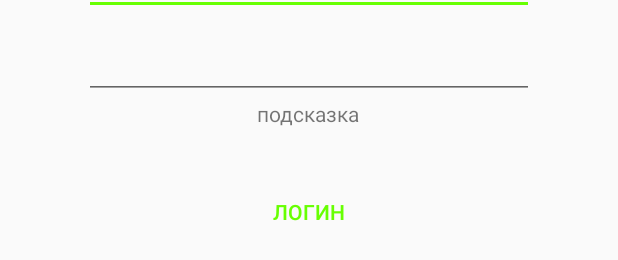
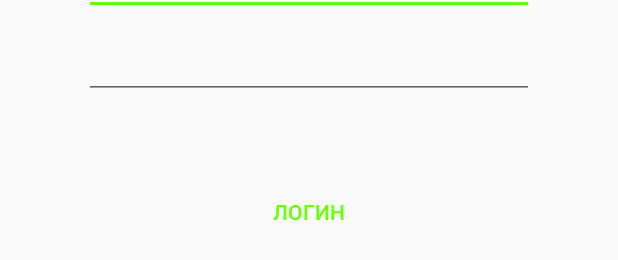
Before and after one commit to nazarovandrej/HelloWorld, an Android app: the layout activity_intro.xml on its own in the app's theme, with its tools: preview values and no code run, on a phone screen of 412 x 824 dp. Shown: the part 276-536 px from the top of the screen. Run offline under Robolectric (Android 15) with nearby library versions, the phone set to English and light mode, and no system bars.

```diff
--- a/app/src/main/res/layout/activity_intro.xml
+++ b/app/src/main/res/layout/activity_intro.xml
@@ -3,8 +3,8 @@
               xmlns:tools="http://schemas.android.com/tools"
               android:layout_width="@dimen/width_intro"
               android:layout_height="match_parent"
+              android:layout_gravity="center_horizontal"
               android:gravity="center_horizontal"
-              android:layout_gravity="center_horizontal"
               android:orientation="vertical"
               tools:context="com.github.andrejnazarov.helloworld.IntroActivity">
 
@@ -21,13 +21,13 @@
         android:layout_height="wrap_content">
 
         <EditText
-            android:hint="@string/login"
             android:id="@+id/login_edit_text"
-            android:digits="abcdefghijklmnopqrstuvwxyz"
-            android:maxLength="10"
             android:layout_width="match_parent"
             android:layout_height="wrap_content"
-            android:inputType="text"/>
+            android:digits="abcdefghijklmnopqrstuvwxyz"
+            android:hint="@string/login"
+            android:inputType="text"
+            android:maxLength="10"/>
     </android.support.design.widget.TextInputLayout>
 
     <android.support.design.widget.TextInputLayout
@@ -35,10 +35,10 @@
         android:layout_height="wrap_content">
 
         <EditText
-            android:id="@+id/edit_text"
-            android:digits="+ ()0123456789"
+            android:id="@+id/phone_edit_text"
             android:layout_width="match_parent"
             android:layout_height="wrap_content"
+            android:digits="+ ()0123456789"
             android:inputType="phone"/>
     </android.support.design.widget.TextInputLayout>
 
@@ -47,7 +47,9 @@
         android:layout_width="wrap_content"
         android:layout_height="wrap_content"
         android:layout_marginBottom="@dimen/margin_small"
+        android:text="@string/hint"
         android:textAppearance="@style/TextAppearance.AppCompat.Small"
+        android:visibility="invisible"
         tools:text="подсказка"/>
 
     <Button
```
Also changed, not shown: app/src/main/java/com/github/andrejnazarov/helloworld/IntroActivity.java (+37 -52 lines).
